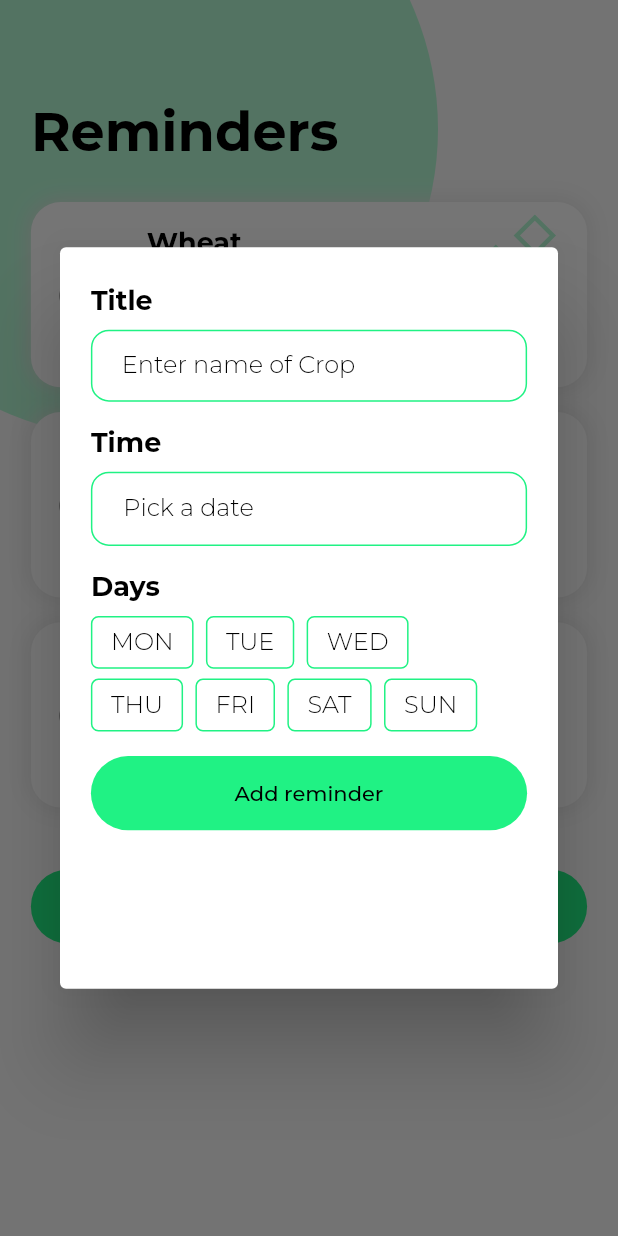
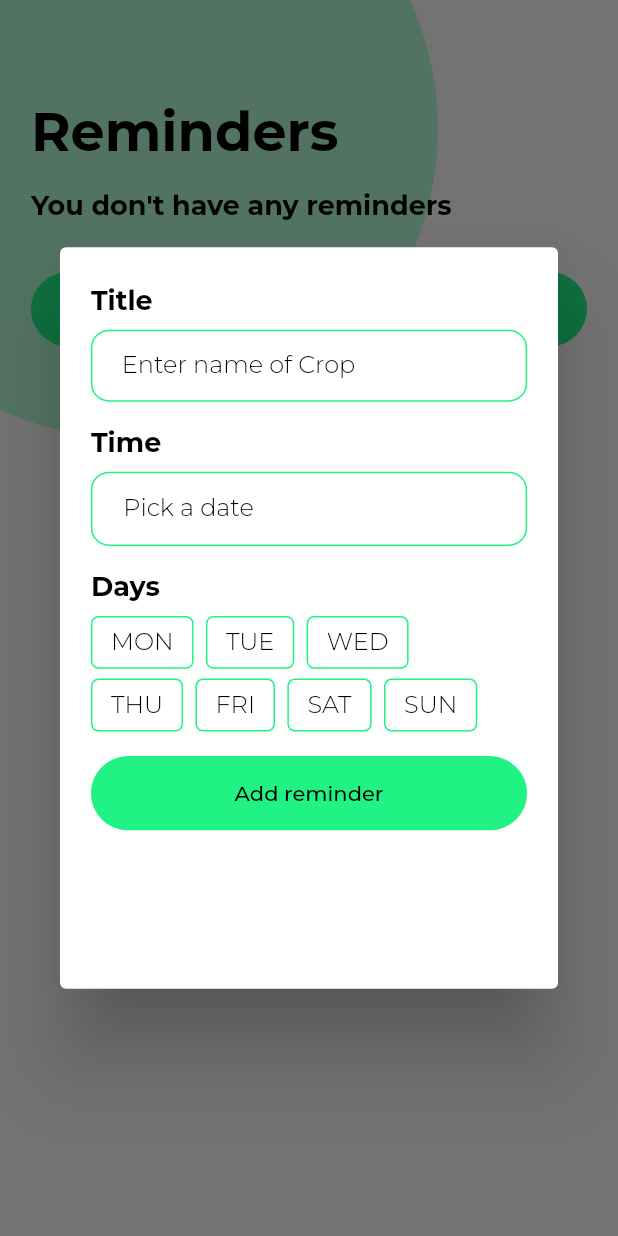
Before and after one commit to s1dd54rt5/chlorophyll, a Flutter app: the Reminders widget shown alone on an empty page, opened directly, after a tap on "Set new reminders", on a phone screen of 412 x 824 dp. Run offline on Flutter 3.47's test engine with Material 2 defaults, Android fonts, the light colour scheme and no system bars; our stand-ins replace dotted_decoration, firebase_auth, firebase_core, flutter_svg, get, google_fonts and 3 more; accounts and stored records are empty; project files that could hold a hidden picture were left out.

Commit message:
reminder done notif left

```diff
--- a/chlorophyll/lib/root.dart
+++ b/chlorophyll/lib/root.dart
@@ -47,7 +47,11 @@ class _MyAppState extends State<MyApp> {
               primaryColor: Color(0xff20F284),
             ),
             debugShowCheckedModeBanner: false,
-            home: signedIn ? LandingScreen() : LoginScreen(),
+            home: signedIn
+                ? LandingScreen(
+                    index: 1,
+                  )
+                : LoginScreen(),
           );
         }
 
--- a/chlorophyll/lib/screens/landingScreen.dart
+++ b/chlorophyll/lib/screens/landingScreen.dart
@@ -7,8 +7,10 @@ import 'package:flutter/material.dart';
 import 'package:flutter/services.dart';
 
 class LandingScreen extends StatefulWidget {
+  final int index;
+  LandingScreen({@required this.index});
   @override
-  _LandingScreenState createState() => _LandingScreenState(currentIndex: 1);
+  _LandingScreenState createState() => _LandingScreenState(currentIndex: index);
 }
 
 class _LandingScreenState extends State<LandingScreen> {
--- a/chlorophyll/lib/screens/loginScreen.dart
+++ b/chlorophyll/lib/screens/loginScreen.dart
@@ -120,7 +120,11 @@ class _LoginScreenState extends State<LoginScreen> {
                   child: TextButton(
                     onPressed: () async {
                       await signInWithGoogle();
-                      Get.to(() => LandingScreen());
+                      Get.to(
+                        () => LandingScreen(
+                          index: 1,
+                        ),
+                      );
                     },
                     child: Container(
                       alignment: Alignment.center,
--- a/chlorophyll/lib/screens/reminders.dart
+++ b/chlorophyll/lib/screens/reminders.dart
@@ -1,9 +1,13 @@
+import 'dart:convert';
+
 import 'package:chlorophyll/constants/theme.dart';
+import 'package:chlorophyll/helpers/prefs.dart';
 import 'package:chlorophyll/helpers/size.dart';
 import 'package:chlorophyll/widgets/button.dart';
 import 'package:chlorophyll/widgets/reminderCard.dart';
 import 'package:chlorophyll/widgets/setReminderForm.dart';
 import 'package:flutter/material.dart';
+import 'package:shared_preferences/shared_preferences.dart';
 
 class Reminders extends StatefulWidget {
   @override
@@ -11,27 +15,42 @@ class Reminders extends StatefulWidget {
 }
 
 class _RemindersState extends State<Reminders> {
-  List reminders = [
-    {
-      "crop": "Wheat",
-      "time": "7:30 AM",
-      "days": "MON, TUE, WED",
-    },
-    {
-      "crop": "Rice",
-      "time": "8:30 AM",
-      "days": "TUE, WED",
-    },
-    {
-      "crop": "Maize",
-      "time": "7:30 PM",
-      "days": "MON, TUE, FRI",
-    },
-  ];
+  void initState() {
+    getData();
+    super.initState();
+  }
+
+  Map myval = {};
+
+  bool isLoading = false;
+  SharedPreferences pref;
+
+  Future<void> getData() async {
+    setState(() {
+      isLoading = true;
+    });
+    pref = await getHelper();
+    if (!pref.containsKey("reminders")) {
+      reminders = [];
+    } else {
+      reminders = jsonDecode(pref.getString("reminders"));
+    }
+    setState(() {
+      isLoading = false;
+    });
+  }
+
+  List reminders = [];
   @override
   Widget build(BuildContext context) {
     SizeHelper s = SizeHelper(context);
-    return SingleChildScrollView(
+    return isLoading
+        ? Center(
+            child: CircularProgressIndicator(
+              valueColor: new AlwaysStoppedAnimation<Color>(primaryGreen),
+            ),
+          )
+        : SingleChildScrollView(
             child: Stack(
               children: [
                 Positioned(
@@ -50,7 +69,42 @@ class _RemindersState extends State<Reminders> {
                   padding: EdgeInsets.symmetric(
                     horizontal: s.wHelper(5),
                   ),
-            child: Column(
+                  child: reminders.length == 0
+                      ? Column(
+                          crossAxisAlignment: CrossAxisAlignment.start,
+                          children: [
+                            SizedBox(
+                              height: s.hHelper(8),
+                            ),
+                            Text(
+                              "Reminders",
+                              style: bigTextBold,
+                            ),
+                            SizedBox(
+                              height: s.hHelper(2),
+                            ),
+                            Text(
+                              "You don't have any reminders",
+                              style: smallerTextBold,
+                            ),
+                            SizedBox(
+                              height: s.hHelper(4),
+                            ),
+                            CustomButton(
+                              title: "Set new reminders",
+                              onButtonPressed: () {
+                                showDialog(
+                                  context: context,
+                                  builder: (_) => ReminderForm(),
+                                );
+                              },
+                            ),
+                            SizedBox(
+                              height: s.hHelper(10),
+                            ),
+                          ],
+                        )
+                      : Column(
                           crossAxisAlignment: CrossAxisAlignment.start,
                           children: [
                             SizedBox(
@@ -66,7 +120,7 @@ class _RemindersState extends State<Reminders> {
                             for (var reminder in reminders)
                               ReminderCard(
                                 crop: reminder["crop"],
-                    days: reminder["days"],
+                                days: reminder["days"].toString(),
                                 time: reminder["time"],
                               ),
                             SizedBox(
@@ -77,14 +131,10 @@ class _RemindersState extends State<Reminders> {
                               onButtonPressed: () {
                                 showDialog(
                                   context: context,
-                      builder: (_) => ReminderForm(
-                        callback: (value) {
-                          print(value);
+                                  builder: (_) => ReminderForm(),
+                                );
                               },
                             ),
-                    );
-                  },
-                )
                           ],
                         ),
                 ),
--- a/chlorophyll/lib/widgets/setReminderForm.dart
+++ b/chlorophyll/lib/widgets/setReminderForm.dart
@@ -1,14 +1,14 @@
+import 'dart:convert';
+
 import 'package:chlorophyll/constants/theme.dart';
+import 'package:chlorophyll/helpers/prefs.dart';
 import 'package:chlorophyll/helpers/size.dart';
+import 'package:chlorophyll/screens/landingScreen.dart';
 import 'package:chlorophyll/widgets/button.dart';
 import 'package:flutter/material.dart';
 import 'package:get/get.dart';
 
-typedef void MapCallback(Map val);
-
 class ReminderForm extends StatefulWidget {
-  final MapCallback callback;
-  ReminderForm({this.callback});
   @override
   _ReminderFormState createState() => _ReminderFormState();
 }
@@ -27,6 +27,7 @@ class _ReminderFormState extends State<ReminderForm> {
   };
   Map reminder = {};
   bool datePicked = false;
+  List reminders = [];
 
   Future<void> _selectTime(BuildContext context) async {
     final TimeOfDay pickedS = await showTimePicker(
@@ -355,7 +356,7 @@ class _ReminderFormState extends State<ReminderForm> {
             ),
             CustomButton(
               title: "Add reminder",
-              onButtonPressed: () {
+              onButtonPressed: () async {
                 reminder["crop"] = title.text;
                 reminder["time"] = selectedTime.hour.toString() +
                     ":" +
@@ -366,9 +367,20 @@ class _ReminderFormState extends State<ReminderForm> {
                     days.add(key);
                   }
                 });
+                var prefs = await getHelper();
                 reminder["days"] = days;
-                widget.callback(reminder);
-                Get.back();
+                if (!prefs.containsKey("reminders")) {
+                  reminders = [];
+                } else {
+                  reminders = jsonDecode(prefs.getString("reminders"));
+                }
+                reminders.add(reminder);
+                prefs.setString("reminders", jsonEncode(reminders));
+                Get.to(
+                  () => LandingScreen(
+                    index: 0,
+                  ),
+                );
               },
             )
           ],
```
Lines whose indentation alone changed are shown as unchanged.
